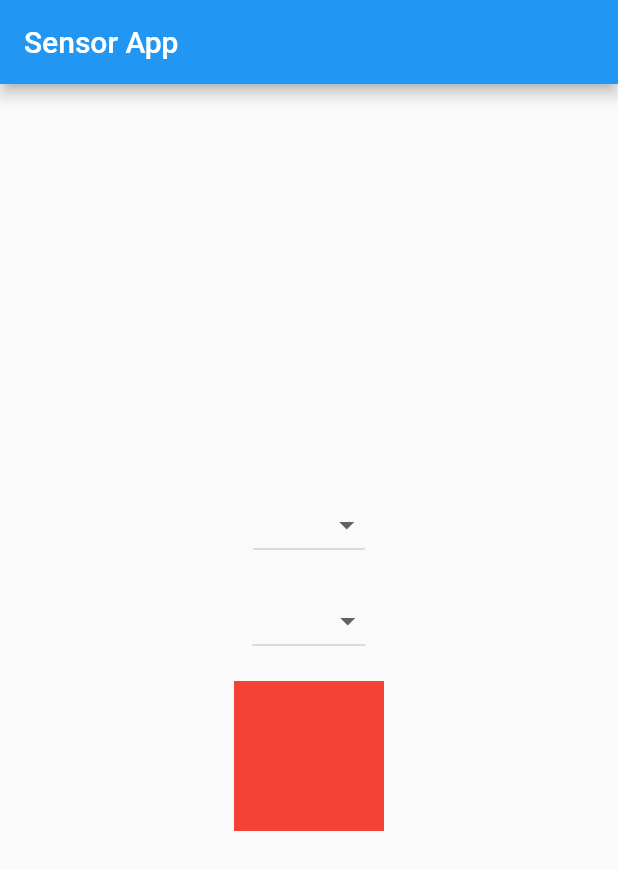
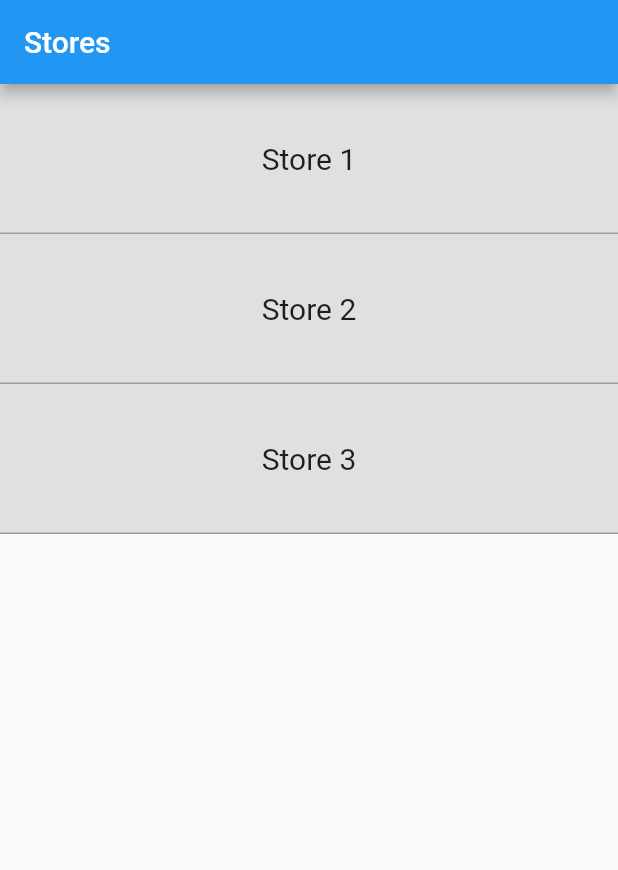
Before and after one commit to Mnlsvt/IOT-Table_app, a Flutter app: the screen it shows after launch, on a phone screen of 412 x 824 dp. Shown: the top 870 px of the screen. Run offline on Flutter 3.47's test engine with Material 2 defaults, Android fonts, the light colour scheme and no system bars; our stand-ins replace dio.

Commit message:
made the app work better

```diff
--- a/mobile/free/lib/main.dart
+++ b/mobile/free/lib/main.dart
@@ -14,20 +14,67 @@ class MyApp extends StatelessWidget {
       theme: ThemeData(
         primarySwatch: Colors.blue,
       ),
-      home: HomePage(),
+      home: StorePage(),
     );
   }
 }
 
-class HomePage extends StatefulWidget {
+class StorePage extends StatelessWidget {
+  final List<int> storeIds = [1, 2, 3];
+
   @override
-  _HomePageState createState() => _HomePageState();
+  Widget build(BuildContext context) {
+    return Scaffold(
+      appBar: AppBar(
+        title: Text('Stores'),
+      ),
+      body: ListView.builder(
+        itemCount: storeIds.length,
+        itemBuilder: (context, index) {
+          final storeId = storeIds[index];
+          return GestureDetector(
+            onTap: () {
+              Navigator.push(
+                context,
+                MaterialPageRoute(
+                  builder: (context) => TablePage(storeId: storeId),
+                ),
+              );
+            },
+            child: Container(
+              height: 100,
+              decoration: BoxDecoration(
+                color: Colors.grey[300],
+                border: Border(
+                  bottom: BorderSide(color: Colors.grey),
+                ),
+              ),
+              alignment: Alignment.center,
+              child: Text(
+                'Store $storeId',
+                style: TextStyle(fontSize: 20),
+              ),
+            ),
+          );
+        },
+      ),
+    );
+  }
 }
 
-class _HomePageState extends State<HomePage> {
-  int? selectedStoreId;
-  int? selectedTableId;
-  String boxColor = 'red';
+class TablePage extends StatefulWidget {
+  final int storeId;
+
+  TablePage({required this.storeId});
+
+  @override
+  _TablePageState createState() => _TablePageState();
+}
+
+class _TablePageState extends State<TablePage> {
+  List<int> tableIds = [1, 2, 3];
+  Map<int, String> boxColors = {};
+
   Timer? timer;
 
   @override
@@ -44,9 +91,7 @@ class _HomePageState extends State<HomePage> {
 
   void startTimer() {
     timer = Timer.periodic(Duration(seconds: 3), (_) {
-      if (selectedStoreId != null && selectedTableId != null) {
-        fetchData(selectedStoreId!, selectedTableId!);
-      }
+      fetchData();
     });
   }
 
@@ -54,94 +99,50 @@ class _HomePageState extends State<HomePage> {
     timer?.cancel();
   }
 
-  @override
-  Widget build(BuildContext context) {
-    return Scaffold(
-      appBar: AppBar(
-        title: Text('Sensor App'),
-      ),
-      body: Center(
-        child: Column(
-          mainAxisAlignment: MainAxisAlignment.center,
-          children: [
-            DropdownButton<int>(
-              value: selectedStoreId,
-              items: [
-                DropdownMenuItem(
-                  value: 1,
-                  child: Text('Store 1'),
-                ),
-                DropdownMenuItem(
-                  value: 2,
-                  child: Text('Store 2'),
-                ),
-                DropdownMenuItem(
-                  value: 3,
-                  child: Text('Store 3'),
-                ),
-              ],
-              onChanged: (value) {
-                setState(() {
-                  selectedStoreId = value;
-                  selectedTableId = null;
-                  boxColor = 'red';
-                });
-              },
-            ),
-            SizedBox(height: 16),
-            DropdownButton<int>(
-              value: selectedTableId,
-              items: [
-                DropdownMenuItem(
-                  value: 1,
-                  child: Text('Table 1'),
-                ),
-                DropdownMenuItem(
-                  value: 2,
-                  child: Text('Table 2'),
-                ),
-                DropdownMenuItem(
-                  value: 3,
-                  child: Text('Table 3'),
-                ),
-              ],
-              onChanged: (value) {
-                setState(() {
-                  selectedTableId = value;
-                  if (selectedStoreId != null && selectedTableId != null) {
-                    fetchData(selectedStoreId!, selectedTableId!);
-                  }
-                });
-              },
-            ),
-            SizedBox(height: 16),
-            Container(
-              width: 100,
-              height: 100,
-              color: boxColor == 'red' ? Colors.red : Colors.green,
-            ),
-          ],
-        ),
-      ),
-    );
-  }
-
-  void fetchData(int storeId, int tableId) async {
+  void fetchData() async {
     try {
+      for (final tableId in tableIds) {
         final response = await Dio().get(
-        'http://mnlsvtserver.ddns.net:4000/api/sensor-data/$storeId/$tableId',
+          'http://mnlsvtserver.ddns.net:4000/api/sensor-data/${widget.storeId}/$tableId',
         );
 
         if (response.statusCode == 200) {
           final data = response.data;
           setState(() {
-          boxColor = data['isFree'] == 'yes' ? 'green' : 'red';
+            boxColors[tableId] = data['isFree'] == 'yes' ? 'green' : 'red';
           });
         } else {
           print('Error: ${response.statusCode}');
+        }
       }
     } catch (e) {
       print('Error: $e');
     }
   }
+
+  @override
+  Widget build(BuildContext context) {
+    return Scaffold(
+      appBar: AppBar(
+        title: Text('Tables - Store ${widget.storeId}'),
+      ),
+      body: GridView.count(
+        crossAxisCount: 3,
+        crossAxisSpacing: 16,
+        mainAxisSpacing: 16,
+        padding: EdgeInsets.all(16),
+        children: tableIds.map((tableId) {
+          final boxColor = boxColors[tableId] ?? 'red';
+          return GestureDetector(
+            onTap: () {
+              fetchData();
+            },
+            child: Container(
+              color: boxColor == 'red' ? Colors.red : Colors.green,
+            ),
+          );
+        }).toList(),
+      ),
+    );
   }
+}
```
Also changed, not shown: 1 other file. Lines whose indentation alone changed are shown as unchanged.
